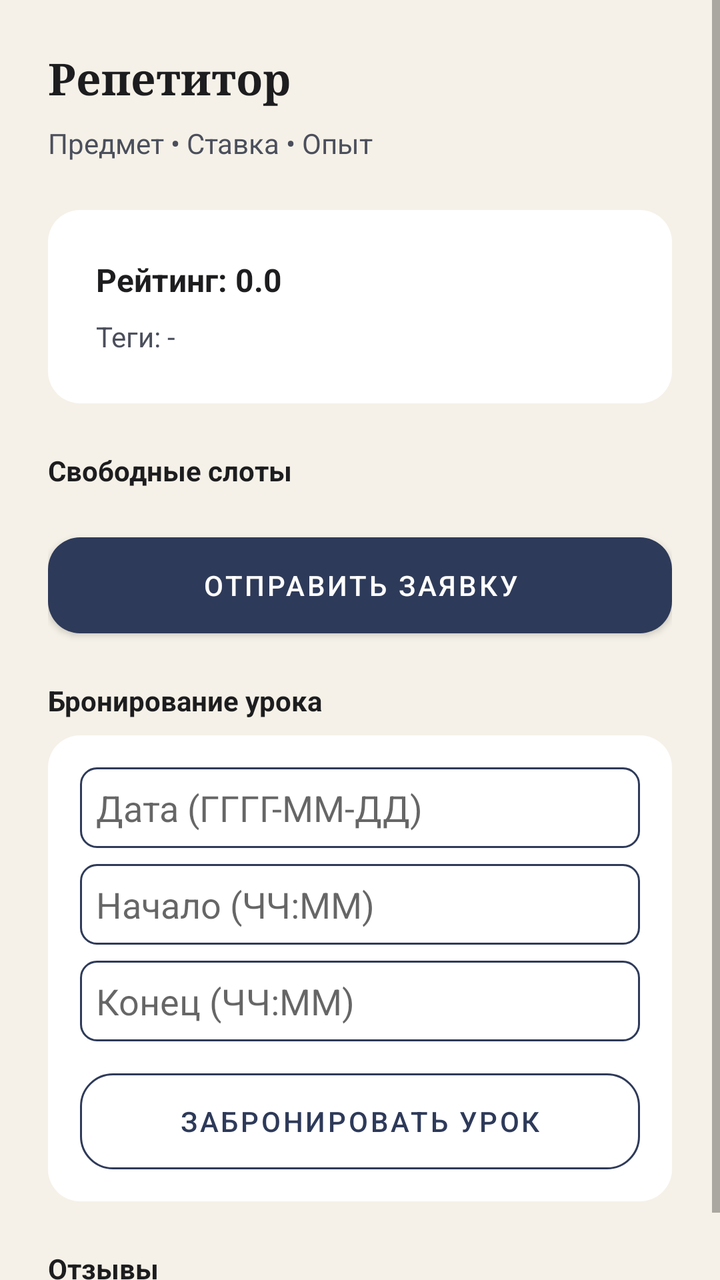
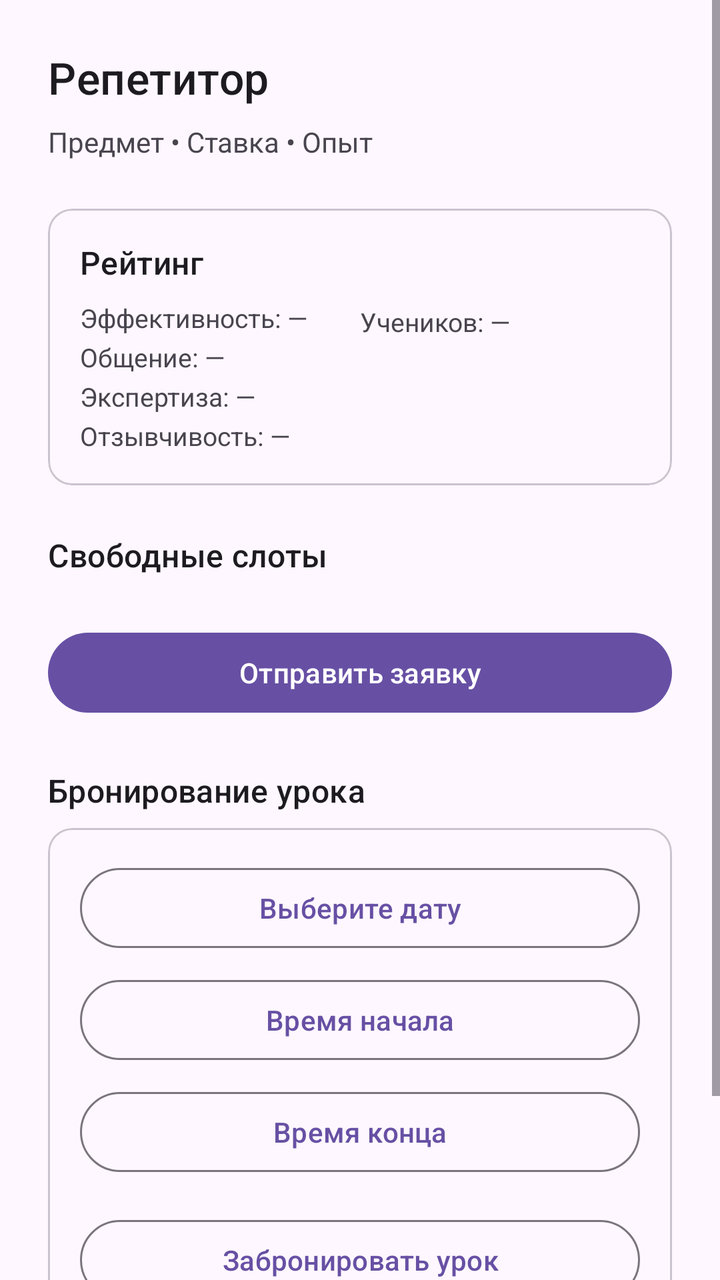

An Android layout rendered at two revisions. The XML below is the earlier revision; the diff shows what the commit changed to produce the second picture.
<!-- AndroidManifest.xml: application theme Theme.TutorPlatform -->
<!-- res/layout/activity_tutor_detail.xml -->
<?xml version="1.0" encoding="utf-8"?>
<ScrollView
    xmlns:android="http://schemas.android.com/apk/res/android"
    android:layout_width="match_parent"
    android:layout_height="match_parent"
    android:background="@color/brand_light">

    <LinearLayout
        android:layout_width="match_parent"
        android:layout_height="wrap_content"
        android:orientation="vertical"
        android:padding="@dimen/spacing_lg">

        <TextView
            android:id="@+id/tutor_detail_name"
            android:layout_width="match_parent"
            android:layout_height="wrap_content"
            android:text="Репетитор"
            android:textColor="@color/text_primary"
            android:textSize="22sp"
            android:textStyle="bold"
            android:fontFamily="serif" />

        <TextView
            android:id="@+id/tutor_detail_subtitle"
            android:layout_width="match_parent"
            android:layout_height="wrap_content"
            android:text="Предмет • Ставка • Опыт"
            android:textColor="@color/text_secondary"
            android:textSize="14sp"
            android:layout_marginTop="@dimen/spacing_sm" />

        <LinearLayout
            android:layout_width="match_parent"
            android:layout_height="wrap_content"
            android:layout_marginTop="@dimen/spacing_lg"
            android:background="@drawable/bg_card"
            android:orientation="vertical"
            android:padding="@dimen/spacing_lg">

            <TextView
                android:id="@+id/tutor_detail_rating"
                android:layout_width="wrap_content"
                android:layout_height="wrap_content"
                android:text="Рейтинг: 0.0"
                android:textColor="@color/text_primary"
                android:textSize="16sp"
                android:textStyle="bold" />

            <TextView
                android:id="@+id/tutor_detail_tags"
                android:layout_width="match_parent"
                android:layout_height="wrap_content"
                android:layout_marginTop="@dimen/spacing_sm"
                android:text="Теги: -"
                android:textColor="@color/text_secondary" />

        </LinearLayout>

        <TextView
            android:layout_width="match_parent"
            android:layout_height="wrap_content"
            android:layout_marginTop="@dimen/spacing_lg"
            android:text="Свободные слоты"
            android:textColor="@color/text_primary"
            android:textStyle="bold" />

        <androidx.recyclerview.widget.RecyclerView
            android:id="@+id/tutor_detail_schedule_list"
            android:layout_width="match_parent"
            android:layout_height="wrap_content"
            android:layout_marginTop="@dimen/spacing_sm" />

        <Button
            android:id="@+id/tutor_detail_apply"
            android:layout_width="match_parent"
            android:layout_height="wrap_content"
            android:layout_marginTop="@dimen/spacing_md"
            android:background="@drawable/bg_button_primary"
            android:text="Отправить заявку"
            android:textColor="@color/white" />

        <TextView
            android:layout_width="match_parent"
            android:layout_height="wrap_content"
            android:layout_marginTop="@dimen/spacing_lg"
            android:text="Бронирование урока"
            android:textColor="@color/text_primary"
            android:textStyle="bold" />

        <LinearLayout
            android:layout_width="match_parent"
            android:layout_height="wrap_content"
            android:layout_marginTop="@dimen/spacing_sm"
            android:background="@drawable/bg_card"
            android:orientation="vertical"
            android:padding="@dimen/spacing_md">

            <EditText
                android:id="@+id/tutor_detail_date"
                android:layout_width="match_parent"
                android:layout_height="wrap_content"
                android:background="@drawable/bg_input"
                android:hint="Дата (ГГГГ-ММ-ДД)"
                android:padding="@dimen/spacing_sm" />

            <EditText
                android:id="@+id/tutor_detail_start"
                android:layout_width="match_parent"
                android:layout_height="wrap_content"
                android:layout_marginTop="@dimen/spacing_sm"
                android:background="@drawable/bg_input"
                android:hint="Начало (ЧЧ:ММ)"
                android:padding="@dimen/spacing_sm" />

            <EditText
                android:id="@+id/tutor_detail_end"
                android:layout_width="match_parent"
                android:layout_height="wrap_content"
                android:layout_marginTop="@dimen/spacing_sm"
                android:background="@drawable/bg_input"
                android:hint="Конец (ЧЧ:ММ)"
                android:padding="@dimen/spacing_sm" />

            <Button
                android:id="@+id/tutor_detail_book"
                android:layout_width="match_parent"
                android:layout_height="wrap_content"
                android:layout_marginTop="@dimen/spacing_md"
                android:background="@drawable/bg_button_outline"
                android:text="Забронировать урок"
                android:textColor="@color/brand_primary" />

        </LinearLayout>

        <TextView
            android:layout_width="match_parent"
            android:layout_height="wrap_content"
            android:layout_marginTop="@dimen/spacing_lg"
            android:text="Отзывы"
            android:textColor="@color/text_primary"
            android:textStyle="bold" />

        <androidx.recyclerview.widget.RecyclerView
            android:id="@+id/tutor_detail_reviews_list"
            android:layout_width="match_parent"
            android:layout_height="wrap_content"
            android:layout_marginTop="@dimen/spacing_sm" />

        <ProgressBar
            android:id="@+id/tutor_detail_progress"
            android:layout_width="wrap_content"
            android:layout_height="wrap_content"
            android:layout_gravity="center_horizontal"
            android:layout_marginTop="@dimen/spacing_md"
            android:visibility="gone" />

    </LinearLayout>
</ScrollView>
<!-- resources referenced by this layout -->
<resources>
  <color name="brand_light">#F5F1E8</color>
  <color name="brand_primary">#2E3A59</color>
  <color name="text_primary">#1D1D1F</color>
  <color name="text_secondary">#4B4F5C</color>
  <color name="white">#FFFFFF</color>
  <dimen name="spacing_lg">24dp</dimen>
  <dimen name="spacing_md">16dp</dimen>
  <dimen name="spacing_sm">8dp</dimen>
  <!-- drawable bg_button_outline (drawable) -->
  <shape xmlns:android="http://schemas.android.com/apk/res/android">
      <solid android:color="@android:color/transparent" />
      <stroke android:width="1dp" android:color="@color/brand_primary" />
      <corners android:radius="@dimen/corner_md" />
  </shape>
  <!-- drawable bg_button_primary (drawable) -->
  <shape xmlns:android="http://schemas.android.com/apk/res/android">
      <solid android:color="@color/brand_primary" />
      <corners android:radius="@dimen/corner_md" />
  </shape>
  <!-- drawable bg_card (drawable) -->
  <shape xmlns:android="http://schemas.android.com/apk/res/android">
      <solid android:color="@color/surface" />
      <corners android:radius="@dimen/corner_md" />
  </shape>
  <!-- drawable bg_input (drawable) -->
  <shape xmlns:android="http://schemas.android.com/apk/res/android">
      <solid android:color="@color/surface" />
      <stroke android:width="1dp" android:color="@color/brand_primary" />
      <corners android:radius="@dimen/corner_sm" />
  </shape>
  <style name="Theme.TutorPlatform" parent="Theme.MaterialComponents.Light.NoActionBar">
          <item name="colorPrimary">@color/brand_primary</item>
          <item name="colorPrimaryVariant">@color/brand_dark</item>
          <item name="colorOnPrimary">@color/white</item>
          <item name="colorSecondary">@color/brand_secondary</item>
          <item name="colorSecondaryVariant">@color/brand_tertiary</item>
          <item name="colorOnSecondary">@color/brand_dark</item>
          <item name="android:statusBarColor">@color/brand_dark</item>
          <item name="android:windowBackground">@color/brand_light</item>
          <item name="android:colorAccent">@color/accent</item>
      </style>
  <dimen name="corner_md">16dp</dimen>
  <color name="surface">#FFFFFF</color>
  <dimen name="corner_sm">8dp</dimen>
  <color name="brand_dark">#1F2433</color>
  <color name="brand_secondary">#E9B44C</color>
  <color name="brand_tertiary">#D6605A</color>
  <color name="accent">#3C6E71</color>
</resources>

<!-- the commit's change to res/layout/activity_tutor_detail.xml (unified diff, before → after) -->
@@ -1,9 +1,10 @@
 <?xml version="1.0" encoding="utf-8"?>
 <ScrollView
     xmlns:android="http://schemas.android.com/apk/res/android"
+    xmlns:app="http://schemas.android.com/apk/res-auto"
     android:layout_width="match_parent"
     android:layout_height="match_parent"
-    android:background="@color/brand_light">
+    android:fitsSystemWindows="true">
 
     <LinearLayout
         android:layout_width="match_parent"
@@ -11,59 +12,157 @@
         android:orientation="vertical"
         android:padding="@dimen/spacing_lg">
 
-        <TextView
+        <com.google.android.material.textview.MaterialTextView
             android:id="@+id/tutor_detail_name"
             android:layout_width="match_parent"
             android:layout_height="wrap_content"
             android:text="Репетитор"
-            android:textColor="@color/text_primary"
             android:textSize="22sp"
-            android:textStyle="bold"
-            android:fontFamily="serif" />
-
-        <TextView
+            android:textAppearance="?attr/textAppearanceTitleMedium" />
+
+        <com.google.android.material.textview.MaterialTextView
             android:id="@+id/tutor_detail_subtitle"
             android:layout_width="match_parent"
             android:layout_height="wrap_content"
             android:text="Предмет • Ставка • Опыт"
-            android:textColor="@color/text_secondary"
             android:textSize="14sp"
             android:layout_marginTop="@dimen/spacing_sm" />
 
-        <LinearLayout
-            android:layout_width="match_parent"
-            android:layout_height="wrap_content"
-            android:layout_marginTop="@dimen/spacing_lg"
-            android:background="@drawable/bg_card"
-            android:orientation="vertical"
-            android:padding="@dimen/spacing_lg">
-
-            <TextView
-                android:id="@+id/tutor_detail_rating"
-                android:layout_width="wrap_content"
-                android:layout_height="wrap_content"
-                android:text="Рейтинг: 0.0"
-                android:textColor="@color/text_primary"
-                android:textSize="16sp"
-                android:textStyle="bold" />
-
-            <TextView
-                android:id="@+id/tutor_detail_tags"
+        <com.google.android.material.card.MaterialCardView
+            android:layout_width="match_parent"
+            android:layout_height="wrap_content"
+            android:layout_marginTop="@dimen/spacing_lg">
+
+            <LinearLayout
                 android:layout_width="match_parent"
                 android:layout_height="wrap_content"
-                android:layout_marginTop="@dimen/spacing_sm"
-                android:text="Теги: -"
-                android:textColor="@color/text_secondary" />
-
-        </LinearLayout>
-
-        <TextView
+                android:orientation="vertical"
+                android:padding="@dimen/spacing_md">
+
+                <com.google.android.material.textview.MaterialTextView
+                    android:id="@+id/tutor_detail_rating"
+                    android:layout_width="wrap_content"
+                    android:layout_height="wrap_content"
+                    android:text="Рейтинг"
+                    android:textSize="16sp"
+                    android:textAppearance="?attr/textAppearanceTitleMedium" />
+
+                <LinearLayout
+                    android:id="@+id/tutor_detail_metrics_row"
+                    android:layout_width="match_parent"
+                    android:layout_height="wrap_content"
+                    android:layout_marginTop="@dimen/spacing_sm"
+                    android:orientation="horizontal"
+                    android:weightSum="2">
+
+                    <LinearLayout
+                        android:layout_width="0dp"
+                        android:layout_height="wrap_content"
+                        android:layout_weight="1"
+                        android:orientation="vertical">
+
+                        <com.google.android.material.textview.MaterialTextView
+                            android:id="@+id/tutor_detail_rating_eff"
+                            android:layout_width="match_parent"
+                            android:layout_height="wrap_content"
+                            android:text="Эффективность: —"
+                            android:textSize="13sp"
+                            android:textColor="?attr/colorOnSurfaceVariant" />
+
+                        <com.google.android.material.textview.MaterialTextView
+                            android:id="@+id/tutor_detail_rating_comm"
+                            android:layout_width="match_parent"
+                            android:layout_height="wrap_content"
+                            android:layout_marginTop="2dp"
+                            android:text="Общение: —"
+                            android:textSize="13sp"
+                            android:textColor="?attr/colorOnSurfaceVariant" />
+
+                        <com.google.android.material.textview.MaterialTextView
+                            android:id="@+id/tutor_detail_rating_exp"
+                            android:layout_width="match_parent"
+                            android:layout_height="wrap_content"
+                            android:layout_marginTop="2dp"
+                            android:text="Экспертиза: —"
+                            android:textSize="13sp"
+                            android:textColor="?attr/colorOnSurfaceVariant" />
+
+                        <com.google.android.material.textview.MaterialTextView
+                            android:id="@+id/tutor_detail_rating_resp"
+                            android:layout_width="match_parent"
+                            android:layout_height="wrap_content"
+                            android:layout_marginTop="2dp"
+                            android:text="Отзывчивость: —"
+                            android:textSize="13sp"
+                            android:textColor="?attr/colorOnSurfaceVariant" />
+                    </LinearLayout>
+
+                    <LinearLayout
+                        android:layout_width="0dp"
+                        android:layout_height="wrap_content"
+                        android:layout_weight="1"
+                        android:orientation="vertical">
+
+                        <com.google.android.material.textview.MaterialTextView
+                            android:id="@+id/tutor_detail_education"
+                            android:layout_width="match_parent"
+                            android:layout_height="wrap_content"
+                            android:text="Образование"
+                            android:textSize="13sp"
+                            android:textColor="?attr/colorOnSurfaceVariant"
+                            android:visibility="gone" />
+
+                        <com.google.android.material.textview.MaterialTextView
+                            android:id="@+id/tutor_detail_students"
+                            android:layout_width="match_parent"
+                            android:layout_height="wrap_content"
+                            android:layout_marginTop="2dp"
+                            android:text="Учеников: —"
+                            android:textSize="13sp"
+                            android:textColor="?attr/colorOnSurfaceVariant" />
+
+                        <com.google.android.material.textview.MaterialTextView
+                            android:id="@+id/tutor_detail_verified"
+                            android:layout_width="match_parent"
+                            android:layout_height="wrap_content"
+                            android:layout_marginTop="2dp"
+                            android:text=""
+                            android:textSize="13sp"
+                            android:textColor="?attr/colorPrimary"
+                            android:visibility="gone" />
+
+                        <com.google.android.material.textview.MaterialTextView
+                            android:id="@+id/tutor_detail_new_badge"
+                            android:layout_width="match_parent"
+                            android:layout_height="wrap_content"
+                            android:layout_marginTop="2dp"
+                            android:text=""
+                            android:textSize="13sp"
+                            android:textColor="#FF9800"
+                            android:visibility="gone" />
+                    </LinearLayout>
+                </LinearLayout>
+
+                <com.google.android.material.textview.MaterialTextView
+                    android:id="@+id/tutor_detail_tags"
+                    android:layout_width="match_parent"
+                    android:layout_height="wrap_content"
+                    android:layout_marginTop="@dimen/spacing_sm"
+                    android:text=""
+                    android:textSize="13sp"
+                    android:textColor="?attr/colorOnSurfaceVariant"
+                    android:visibility="gone" />
+
+            </LinearLayout>
+
+        </com.google.android.material.card.MaterialCardView>
+
+        <com.google.android.material.textview.MaterialTextView
             android:layout_width="match_parent"
             android:layout_height="wrap_content"
             android:layout_marginTop="@dimen/spacing_lg"
             android:text="Свободные слоты"
-            android:textColor="@color/text_primary"
-            android:textStyle="bold" />
+            android:textAppearance="?attr/textAppearanceTitleMedium" />
 
         <androidx.recyclerview.widget.RecyclerView
             android:id="@+id/tutor_detail_schedule_list"
@@ -71,75 +170,72 @@
             android:layout_height="wrap_content"
             android:layout_marginTop="@dimen/spacing_sm" />
 
-        <Button
+        <com.google.android.material.button.MaterialButton
             android:id="@+id/tutor_detail_apply"
             android:layout_width="match_parent"
             android:layout_height="wrap_content"
             android:layout_marginTop="@dimen/spacing_md"
-            android:background="@drawable/bg_button_primary"
-            android:text="Отправить заявку"
-            android:textColor="@color/white" />
-
-        <TextView
+            android:text="Отправить заявку" />
+
+        <com.google.android.material.textview.MaterialTextView
             android:layout_width="match_parent"
             android:layout_height="wrap_content"
             android:layout_marginTop="@dimen/spacing_lg"
             android:text="Бронирование урока"
-            android:textColor="@color/text_primary"
-            android:textStyle="bold" />
-
-        <LinearLayout
-            android:layout_width="match_parent"
-            android:layout_height="wrap_content"
-            android:layout_marginTop="@dimen/spacing_sm"
-            android:background="@drawable/bg_card"
-            android:orientation="vertical"
-            android:padding="@dimen/spacing_md">
-
-            <EditText
-                android:id="@+id/tutor_detail_date"
+            android:textAppearance="?attr/textAppearanceTitleMedium" />
+
+        <com.google.android.material.card.MaterialCardView
+            android:layout_width="match_parent"
+            android:layout_height="wrap_content"
+            android:layout_marginTop="@dimen/spacing_sm">
+
+            <LinearLayout
                 android:layout_width="match_parent"
                 android:layout_height="wrap_content"
-                android:background="@drawable/bg_input"
-                android:hint="Дата (ГГГГ-ММ-ДД)"
-                android:padding="@dimen/spacing_sm" />
-
-            <EditText
-                android:id="@+id/tutor_detail_start"
-                android:layout_width="match_parent"
-                android:layout_height="wrap_content"
-                android:layout_marginTop="@dimen/spacing_sm"
-                android:background="@drawable/bg_input"
-                android:hint="Начало (ЧЧ:ММ)"
-                android:padding="@dimen/spacing_sm" />
-
-            <EditText
-                android:id="@+id/tutor_detail_end"
-                android:layout_width="match_parent"
-                android:layout_height="wrap_content"
-                android:layout_marginTop="@dimen/spacing_sm"
-                android:background="@drawable/bg_input"
-                android:hint="Конец (ЧЧ:ММ)"
-                android:padding="@dimen/spacing_sm" />
-
-            <Button
-                android:id="@+id/tutor_detail_book"
-                android:layout_width="match_parent"
-                android:layout_height="wrap_content"
-                android:layout_marginTop="@dimen/spacing_md"
-                android:background="@drawable/bg_button_outline"
-                android:text="Забронировать урок"
-                android:textColor="@color/brand_primary" />
-
-        </LinearLayout>
-
-        <TextView
+                android:orientation="vertical"
+                android:padding="@dimen/spacing_md">
+
+                <com.google.android.material.button.MaterialButton
+                    android:id="@+id/tutor_detail_date_btn"
+                    style="?attr/materialButtonOutlinedStyle"
+                    android:layout_width="match_parent"
+                    android:layout_height="wrap_content"
+                    android:text="Выберите дату" />
+
+                <com.google.android.material.button.MaterialButton
+                    android:id="@+id/tutor_detail_start_btn"
+                    style="?attr/materialButtonOutlinedStyle"
+                    android:layout_width="match_parent"
+                    android:layout_height="wrap_content"
+                    android:layout_marginTop="@dimen/spacing_sm"
+                    android:text="Время начала" />
+
+                <com.google.android.material.button.MaterialButton
+                    android:id="@+id/tutor_detail_end_btn"
+                    style="?attr/materialButtonOutlinedStyle"
+                    android:layout_width="match_parent"
+                    android:layout_height="wrap_content"
+                    android:layout_marginTop="@dimen/spacing_sm"
+                    android:text="Время конца" />
+
+                <com.google.android.material.button.MaterialButton
+                    android:id="@+id/tutor_detail_book"
+                    style="?attr/materialButtonOutlinedStyle"
+                    android:layout_width="match_parent"
+                    android:layout_height="wrap_content"
+                    android:layout_marginTop="@dimen/spacing_md"
+                    android:text="Забронировать урок" />
+
+            </LinearLayout>
+
+        </com.google.android.material.card.MaterialCardView>
+
+        <com.google.android.material.textview.MaterialTextView
             android:layout_width="match_parent"
             android:layout_height="wrap_content"
             android:layout_marginTop="@dimen/spacing_lg"
             android:text="Отзывы"
-            android:textColor="@color/text_primary"
-            android:textStyle="bold" />
+            android:textAppearance="?attr/textAppearanceTitleMedium" />
 
         <androidx.recyclerview.widget.RecyclerView
             android:id="@+id/tutor_detail_reviews_list"
<!-- resource entries referenced after the edit -->
@@ -1,52 +1,13 @@
 <!-- resources referenced by this layout -->
 <resources>
-  <color name="brand_light">#F5F1E8</color>
-  <color name="brand_primary">#2E3A59</color>
-  <color name="text_primary">#1D1D1F</color>
-  <color name="text_secondary">#4B4F5C</color>
-  <color name="white">#FFFFFF</color>
   <dimen name="spacing_lg">24dp</dimen>
   <dimen name="spacing_md">16dp</dimen>
   <dimen name="spacing_sm">8dp</dimen>
-  <!-- drawable bg_button_outline (drawable) -->
-  <shape xmlns:android="http://schemas.android.com/apk/res/android">
-      <solid android:color="@android:color/transparent" />
-      <stroke android:width="1dp" android:color="@color/brand_primary" />
-      <corners android:radius="@dimen/corner_md" />
-  </shape>
-  <!-- drawable bg_button_primary (drawable) -->
-  <shape xmlns:android="http://schemas.android.com/apk/res/android">
-      <solid android:color="@color/brand_primary" />
-      <corners android:radius="@dimen/corner_md" />
-  </shape>
-  <!-- drawable bg_card (drawable) -->
-  <shape xmlns:android="http://schemas.android.com/apk/res/android">
-      <solid android:color="@color/surface" />
-      <corners android:radius="@dimen/corner_md" />
-  </shape>
-  <!-- drawable bg_input (drawable) -->
-  <shape xmlns:android="http://schemas.android.com/apk/res/android">
-      <solid android:color="@color/surface" />
-      <stroke android:width="1dp" android:color="@color/brand_primary" />
-      <corners android:radius="@dimen/corner_sm" />
-  </shape>
-  <style name="Theme.TutorPlatform" parent="Theme.MaterialComponents.Light.NoActionBar">
-          <item name="colorPrimary">@color/brand_primary</item>
-          <item name="colorPrimaryVariant">@color/brand_dark</item>
-          <item name="colorOnPrimary">@color/white</item>
-          <item name="colorSecondary">@color/brand_secondary</item>
-          <item name="colorSecondaryVariant">@color/brand_tertiary</item>
-          <item name="colorOnSecondary">@color/brand_dark</item>
-          <item name="android:statusBarColor">@color/brand_dark</item>
-          <item name="android:windowBackground">@color/brand_light</item>
-          <item name="android:colorAccent">@color/accent</item>
+  <style name="Theme.TutorPlatform" parent="Theme.Material3.DayNight.NoActionBar">
+          <item name="chatMyBubbleColor">?attr/colorPrimaryContainer</item>
+          <item name="chatMyBubbleTextColor">?attr/colorOnPrimaryContainer</item>
+          <item name="chatOtherBubbleColor">?attr/colorSurfaceVariant</item>
+          <item name="chatOtherBubbleTextColor">?attr/colorOnSurfaceVariant</item>
       </style>
-  <dimen name="corner_md">16dp</dimen>
-  <color name="surface">#FFFFFF</color>
-  <dimen name="corner_sm">8dp</dimen>
-  <color name="brand_dark">#1F2433</color>
-  <color name="brand_secondary">#E9B44C</color>
-  <color name="brand_tertiary">#D6605A</color>
-  <color name="accent">#3C6E71</color>
 </resources>
 
